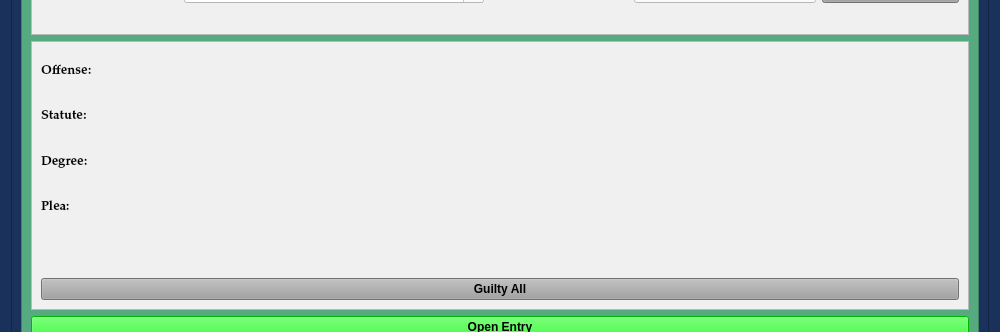
The window that package/views/ui/LeapPleaShortDialog.ui (HunterProgram22/MuniEntry) describes before a commit, drawn with Qt 5; both pictures show x 0 to 1000 and y 367 to 699 of the 1000 by 792 pixel window.
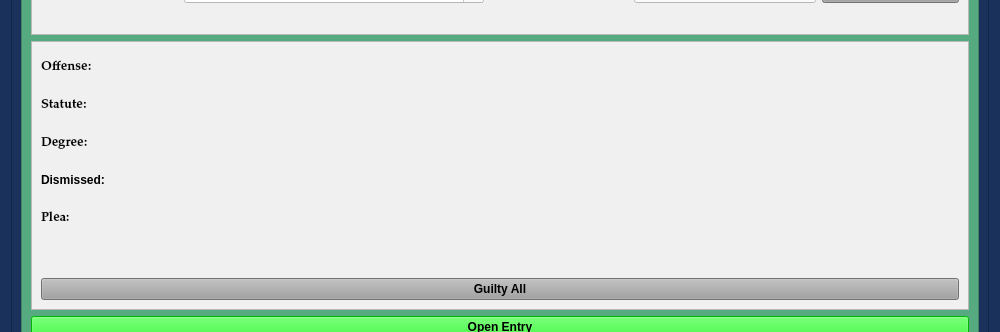
The same window after the commit.

Commit message: All dialogs have dismissed checkbox now. Need to block guilty btns.

```diff
--- a/package/views/ui/LeapPleaShortDialog.ui
+++ b/package/views/ui/LeapPleaShortDialog.ui
@@ -251,7 +251,7 @@
                  </property>
                 </widget>
                </item>
-               <item row="3" column="0">
+               <item row="4" column="0">
                 <widget class="QLabel" name="plea_label_1">
                  <property name="font">
                   <font>
@@ -286,13 +286,20 @@
                  </property>
                 </widget>
                </item>
-               <item row="4" column="0">
+               <item row="5" column="0">
                 <widget class="QLabel" name="label_4">
                  <property name="text">
                   <string/>
                  </property>
                 </widget>
                </item>
+               <item row="3" column="0">
+                <widget class="QLabel" name="label_5">
+                 <property name="text">
+                  <string>Dismissed:</string>
+                 </property>
+                </widget>
+               </item>
               </layout>
              </item>
             </layout>
```
The commit also changes 9 other files.
